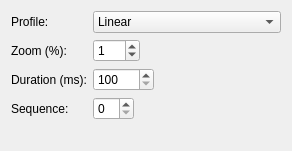
Before: the Qt Designer form plugins/presentationviewportshape/PresentationViewPortConfigWidget.ui in KDE/calligra, drawn with Qt 5.
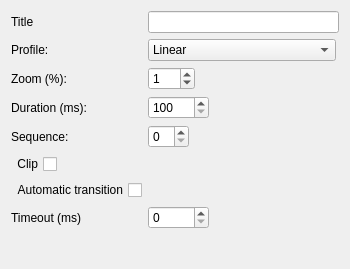
After: the same form once the commit is applied. Custom widgets are drawn as their Qt base class.

Commit message: Added other options in the widget too. - Might need to arrange them in tabs to amke them look better. - Values not saved in these yet.

What changed in the file:
```diff
--- a/plugins/presentationviewportshape/PresentationViewPortConfigWidget.ui
+++ b/plugins/presentationviewportshape/PresentationViewPortConfigWidget.ui
@@ -6,8 +6,8 @@
    <rect>
     <x>0</x>
     <y>0</y>
-    <width>291</width>
-    <height>151</height>
+    <width>350</width>
+    <height>269</height>
    </rect>
   </property>
   <layout class="QFormLayout" name="formLayout">
@@ -17,7 +17,7 @@
    <property name="labelAlignment">
     <set>Qt::AlignLeading|Qt::AlignLeft|Qt::AlignTop</set>
    </property>
-   <item row="0" column="0">
+   <item row="2" column="0">
     <widget class="QLabel" name="label_3">
      <property name="text">
       <string>Profile:</string>
@@ -27,7 +27,7 @@
      </property>
     </widget>
    </item>
-   <item row="0" column="1">
+   <item row="2" column="1">
     <widget class="QComboBox" name="transitionProfile">
      <property name="linear" stdset="0">
       <string/>
@@ -79,7 +79,7 @@
      </item>
     </widget>
    </item>
-   <item row="1" column="0">
+   <item row="3" column="0">
     <widget class="QLabel" name="label_4">
      <property name="text">
       <string>Zoom (%):</string>
@@ -89,7 +89,7 @@
      </property>
     </widget>
    </item>
-   <item row="1" column="1">
+   <item row="3" column="1">
     <widget class="KIntSpinBox" name="zoom">
      <property name="minimum">
       <number>0</number>
@@ -105,7 +105,7 @@
      </property>
     </widget>
    </item>
-   <item row="2" column="0">
+   <item row="4" column="0">
     <widget class="QLabel" name="label_5">
      <property name="text">
       <string>Duration (ms):</string>
@@ -115,7 +115,7 @@
      </property>
     </widget>
    </item>
-   <item row="2" column="1">
+   <item row="4" column="1">
     <widget class="KIntSpinBox" name="duration">
      <property name="minimum">
       <number>100</number>
@@ -128,7 +128,7 @@
      </property>
     </widget>
    </item>
-   <item row="3" column="0">
+   <item row="5" column="0">
     <widget class="QLabel" name="label_2">
      <property name="text">
       <string>Sequence:</string>
@@ -138,10 +138,57 @@
      </property>
     </widget>
    </item>
-   <item row="3" column="1">
+   <item row="5" column="1">
     <widget class="KIntSpinBox" name="sequence"/>
    </item>
-   <item row="4" column="1">
+   <item row="6" column="0">
+    <widget class="QCheckBox" name="clip">
+     <property name="layoutDirection">
+      <enum>Qt::RightToLeft</enum>
+     </property>
+     <property name="text">
+      <string>Clip</string>
+     </property>
+    </widget>
+   </item>
+   <item row="7" column="0">
+    <widget class="QCheckBox" name="timeoutenable">
+     <property name="layoutDirection">
+      <enum>Qt::RightToLeft</enum>
+     </property>
+     <property name="text">
+      <string>Automatic transition</string>
+     </property>
+    </widget>
+   </item>
+   <item row="8" column="0">
+    <widget class="QLabel" name="label">
+     <property name="text">
+      <string>Timeout (ms)</string>
+     </property>
+    </widget>
+   </item>
+   <item row="8" column="1">
+    <widget class="KIntSpinBox" name="timeoutms">
+     <property name="maximum">
+      <number>10000</number>
+     </property>
+     <property name="singleStep">
+      <number>100</number>
+     </property>
+    </widget>
+   </item>
+   <item row="1" column="1">
+    <widget class="KLineEdit" name="title"/>
+   </item>
+   <item row="1" column="0">
+    <widget class="QLabel" name="label_6">
+     <property name="text">
+      <string>Title</string>
+     </property>
+    </widget>
+   </item>
+   <item row="9" column="1">
     <spacer name="verticalSpacer">
      <property name="orientation">
       <enum>Qt::Vertical</enum>
@@ -162,6 +209,11 @@
    <extends>QSpinBox</extends>
    <header>knuminput.h</header>
   </customwidget>
+  <customwidget>
+   <class>KLineEdit</class>
+   <extends>QLineEdit</extends>
+   <header>klineedit.h</header>
+  </customwidget>
  </customwidgets>
  <resources/>
  <connections/>
```
